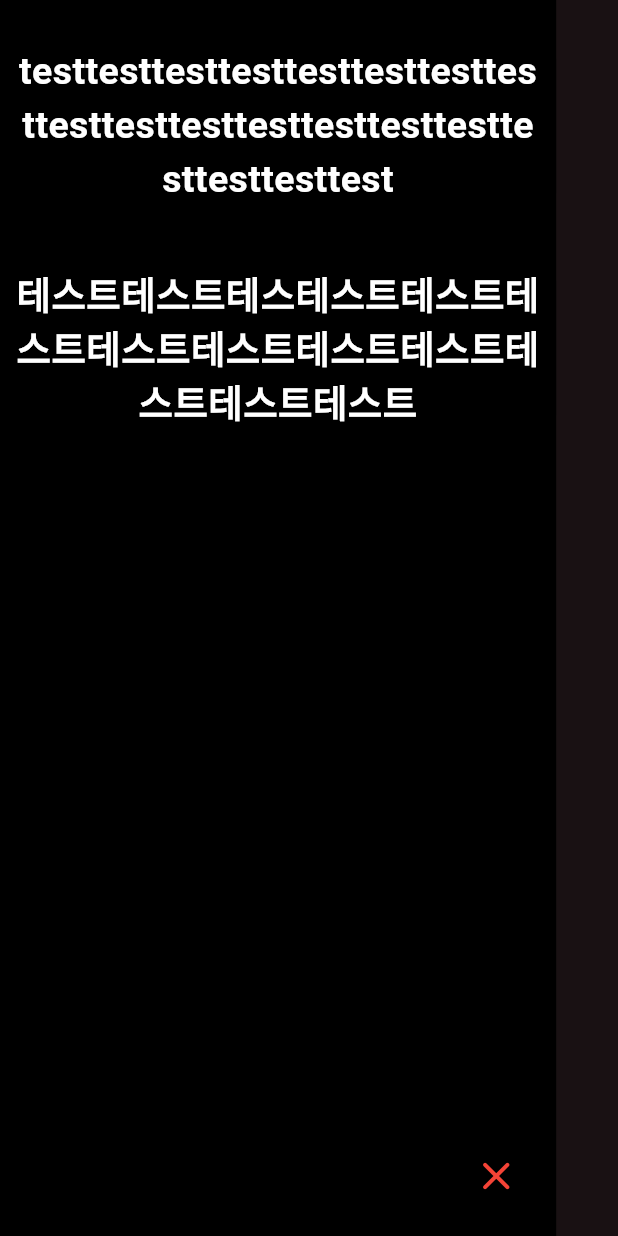
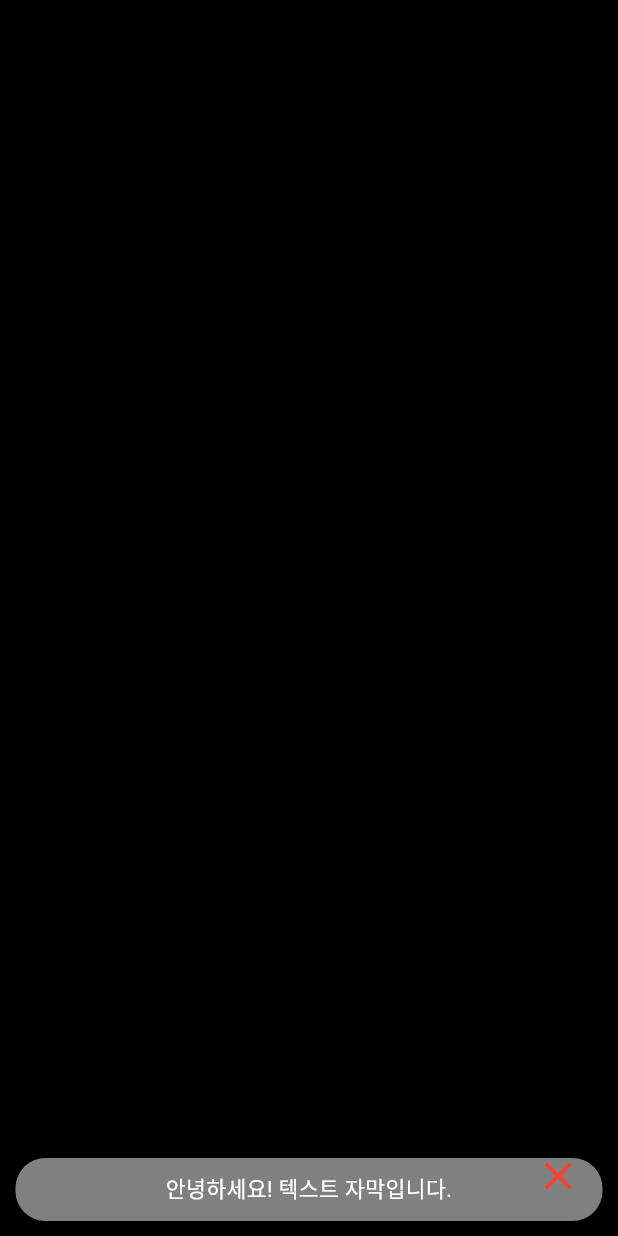
Before and after one commit to wonappy/EduScript_Client, a Flutter app: the screen it shows after launch, after a tap on the "play arrow" icon, on a phone screen of 412 x 824 dp. Run offline on Flutter 3.47's test engine with Material 3 defaults, Android fonts, the phone set to English and light mode, and no system bars; our stand-ins replace file_picker.

Commit message:
자막 설정과 프롬프트 버전 자막 연결
자막 설정 provider를 프롬프트 버전의 자막에 연결함.

```diff
--- a/lib/screens/subtitles_only_screen.dart
+++ b/lib/screens/subtitles_only_screen.dart
@@ -2,30 +2,20 @@
 import 'package:client/models/subtitles_model.dart';
 import 'package:flutter/foundation.dart';
 import 'package:flutter/material.dart';
+import 'package:provider/provider.dart';
+
+import '../widgets/preview_widget/subtitle_setting_provider.dart';
 
 class SubtitlesOnlyScreen extends StatefulWidget {
   final Color backgroundColor; // 배경 색상
-
-  final Color subBackgroundColor; //자막 배경 색상
-  final double opacitySubBackground; //자막 배경 불투명도
-
-  final Color subWordColor; //자막 글자 색상
-  final double subWordFontSize; //자막 글자 크기
   final String subWordFont; //자막 글꼴
   final double subSpacing; //자막 간 간격
-
-  final List<SubtitlesModel> languages; //언어 리스트
 
   const SubtitlesOnlyScreen({
     super.key,
     required this.backgroundColor,
-    required this.subBackgroundColor,
-    required this.opacitySubBackground,
-    required this.subWordColor,
-    required this.subWordFontSize,
     required this.subWordFont,
     required this.subSpacing,
-    required this.languages,
   });
 
   @override
@@ -34,15 +24,10 @@ class SubtitlesOnlyScreen extends StatefulWidget {
 
 class _SubtitlesOnlyScreenState extends State<SubtitlesOnlyScreen> {
   @override
-  void initState() {
-    super.initState();
-    if (kDebugMode) {
-      print("자막 개수 : ${widget.languages.length}");
-    }
-  }
+  Widget build(BuildContext context) {
+    final settings = context.watch<SubtitleSettingsProvider>(); //자막 출력
+    final languages = settings.selectedOutputLanguages; //선택된 출력 언어 목록 가져오기
 
-  @override
-  Widget build(BuildContext context) {
     // 화면 크기 정보 가져오기
     final Size screenSize = MediaQuery.of(context).size;
     final double screenWidth = screenSize.width;
@@ -52,15 +37,16 @@ class _SubtitlesOnlyScreenState extends State<SubtitlesOnlyScreen> {
       body: Stack(
         children: [
           Container(
-            width: screenWidth * 0.9,
+            width: screenWidth,
             height: screenHeight,
             color: widget.backgroundColor, //배경 색상 지정
             child: Column(
+              mainAxisAlignment: settings.getAlignment(),
               children: [
-                for (int i = 0; i < widget.languages.length; i++)
+                for (int i = 0; i < languages.length; i++)
                   Column(
                     children: [
-                      SizedBox(height: widget.subSpacing), //자막 간 간격 지정
+                      SizedBox(height: 10), //자막 간 간격 지정
                       Container(
                         padding: EdgeInsets.symmetric(
                           horizontal: 10,
@@ -69,25 +55,31 @@ class _SubtitlesOnlyScreenState extends State<SubtitlesOnlyScreen> {
                         width: screenWidth * 0.95,
                         constraints: BoxConstraints(
                           maxHeight: screenHeight * 0.5,
-                        ), //최대 자막 컨테이너 높이
+                        ),
+                        //최대 자막 컨테이너 높이
                         decoration: BoxDecoration(
-                          color: widget.subBackgroundColor.withValues(
+                          color: settings.getBackgroundColor().withValues(
                             //자막 배경 색상 지정
-                            alpha: widget.opacitySubBackground, //자막 배경 불투명도 지정
+                            alpha:
+                                settings.getBackgroundOpacity(), //자막 배경 불투명도 지정
                           ),
                           borderRadius: BorderRadius.circular(20),
                         ),
                         child: Text(
-                          widget.languages[i].subtitle, //자막 내용 지정
+                          settings.getPreviewText(languages[i]), //자막 내용 지정
                           textAlign: TextAlign.center,
                           style: TextStyle(
-                            color: widget.subWordColor, //자막 글자 색상 지정
-                            fontSize: widget.subWordFontSize, //자막 글자 크기 지정
-                            fontWeight: FontWeight.w700,
+                            color: settings.getFontColor(), //자막 글자 색상 지정
+                            fontSize: settings.getFontSize(
+                              screenWidth,
+                            ), //자막 글자 크기 지정
+                            fontWeight: settings.getFontWeight(),
+                            fontStyle: settings.getFontStyle(),
                             textBaseline: null,
                           ),
                         ),
                       ),
+                      SizedBox(height: 10), //자막 간 간격 지정
                     ],
                   ),
               ],
--- a/lib/widgets/preview_widget/play_progress/build_lecture_playbar_content.dart
+++ b/lib/widgets/preview_widget/play_progress/build_lecture_playbar_content.dart
@@ -86,22 +86,7 @@ class _BuildLecturePlayBarContentState
         MaterialPageRoute(
           builder:
               (context) => SubtitlesOnlyScreen(
-                subBackgroundColor: Colors.black,
-                opacitySubBackground: 0.5,
-                subWordColor: Colors.white,
-                subWordFontSize: 25,
                 subWordFont: "default",
-                languages: [
-                  SubtitlesModel(
-                    country: "en",
-                    subtitle:
-                        "testtesttesttesttesttesttesttesttesttesttesttesttesttesttesttesttesttesttest",
-                  ),
-                  SubtitlesModel(
-                    country: "kr",
-                    subtitle: "테스트테스트테스테스트테스트테스트테스트테스트테스트테스트테스트테스트테스트",
-                  ),
-                ],
                 backgroundColor: Colors.black,
                 subSpacing: 20,
               ),
--- a/lib/widgets/preview_widget/preview_screen/build_lecture_preview_content.dart
+++ b/lib/widgets/preview_widget/preview_screen/build_lecture_preview_content.dart
@@ -3,37 +3,11 @@ library;
 
 import 'package:flutter/material.dart';
 
-import '../../../models/subtitles_model.dart';
 import '../subtitle_setting_provider.dart';
 import 'package:provider/provider.dart';
 
 class BuildLecturePreviewContent extends StatelessWidget {
-  // final Color backgroundColor; // 배경 색상
-  //
-  // final Color subBackgroundColor; //자막 배경 색상
-  // final double opacitySubBackground; //자막 배경 불투명도
-  //
-  // final Color subWordColor; //자막 글자 색상
-  // final double subWordFontSize; //자막 글자 크기
-  // final String subWordFont; //자막 글꼴
-  // final double subSpacing; //자막 간 간격
-
-  //final SubtitleSettingsProvider settings;
-
-  //final List<String> languages; //언어 리스트
-
-  const BuildLecturePreviewContent({
-    super.key,
-    // required this.backgroundColor,
-    // required this.subBackgroundColor,
-    // required this.opacitySubBackground,
-    // required this.subWordColor,
-    // required this.subWordFontSize,
-    // required this.subWordFont,
-    // required this.subSpacing,
-    //required this.languages,
-    //required this.settings,
-  });
+  const BuildLecturePreviewContent({super.key});
 
   @override
   Widget build(BuildContext context) {
@@ -51,12 +25,14 @@ class BuildLecturePreviewContent extends StatelessWidget {
             color: Colors.black, //배경 색상 지정
             borderRadius: BorderRadius.circular(screenWidth * 0.02),
           ),
+          padding: EdgeInsets.symmetric(horizontal: 10, vertical: 20),
           child: Column(
+            mainAxisAlignment: settings.getAlignment(),
             children: [
               for (int i = 0; i < languages.length; i++)
                 Column(
                   children: [
-                    SizedBox(height: 20), //자막 간 간격 지정
+                    SizedBox(height: 10), //자막 간 간격 지정
                     Container(
                       padding: EdgeInsets.symmetric(
                         horizontal: 10,
@@ -83,11 +59,13 @@ class BuildLecturePreviewContent extends StatelessWidget {
                           fontSize: settings.getFontSize(
                             screenWidth,
                           ), //자막 글자 크기 지정
-                          fontWeight: FontWeight.w700,
+                          fontWeight: settings.getFontWeight(),
+                          fontStyle: settings.getFontStyle(),
                           textBaseline: null,
                         ),
                       ),
                     ),
+                    SizedBox(height: 10), //자막 간 간격 지정
                   ],
                 ),
             ],
--- a/lib/widgets/preview_widget/subtitle_setting_provider.dart
+++ b/lib/widgets/preview_widget/subtitle_setting_provider.dart
@@ -110,14 +110,14 @@ class SubtitleSettingsProvider extends ChangeNotifier {
     double baseSize = getResponsiveFontSize(screenWidth);
     switch (_selectedFontSize) {
       case '작게':
-        return baseSize * 0.6;
+        return baseSize * 1.0;
       case '크게':
-        return baseSize * 1.2;
+        return baseSize * 1.4;
       case '매우 크게':
-        return baseSize * 1.5;
+        return baseSize * 1.7;
       case '중간':
       default:
-        return baseSize * 0.8;
+        return baseSize * 1.2;
     }
   }
 
```
